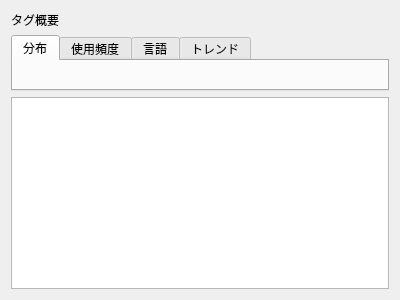
First picture: the form in genai_tag_db_tools/gui/designer/TagStatisticsWidget.ui, repository NEXTAltair/genai-tag-db-tools, before the edit.
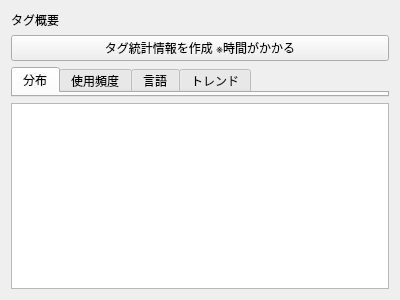
Second picture: the form after the edit.

Commit message: 処置に時間がかかる統計情報の作成はボタンぷしゅのときのみじょっこう #TODO: 一度実行したらどこかにファイルとして保存するかDB内に保存したほうがいいかもしれない

```diff
--- a/genai_tag_db_tools/gui/designer/TagStatisticsWidget.ui
+++ b/genai_tag_db_tools/gui/designer/TagStatisticsWidget.ui
@@ -21,6 +21,13 @@
      </property>
     </widget>
    </item>
+   <item>
+    <widget class="QPushButton" name="statsGennerateButton">
+     <property name="text">
+      <string>タグ統計情報を作成 ※時間がかかる</string>
+     </property>
+    </widget>
+   </item>
    <item>
     <widget class="QTabWidget" name="tabWidgetCharts">
      <widget class="QWidget" name="tabDistribution">
```
The commit also changes 2 other files.
